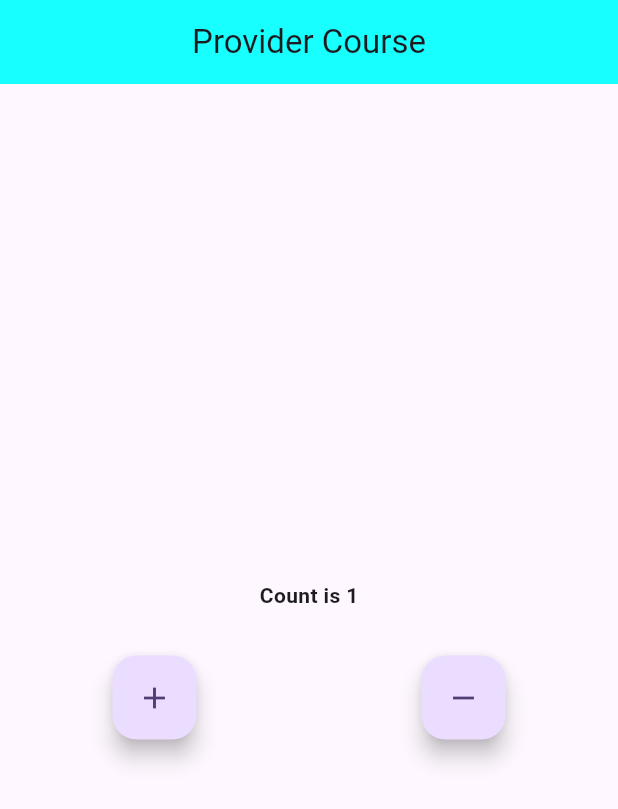
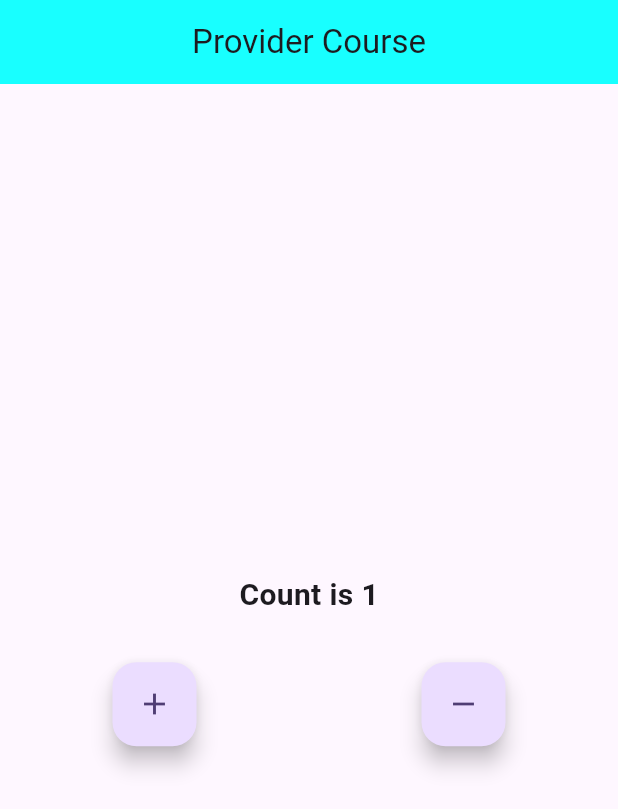
Before and after one commit to robiulsunnyemon/flutter_provider_statemanagement, a Flutter app: the screen it shows after launch, on a phone screen of 412 x 824 dp. Shown: the top 809 px of the screen. Run offline on Flutter 3.47's test engine with Material 3 defaults, Android fonts, the light colour scheme and no system bars.

Commit message:
four commit

```diff
--- a/lib/pages/home_page/home_page.dart
+++ b/lib/pages/home_page/home_page.dart
@@ -21,7 +21,7 @@ class _MyHomePageState extends State<MyHomePage> {
       body: Column(
         mainAxisAlignment: MainAxisAlignment.center,
         children: [
-          Text("Count is ${context.watch<CounterProvider>().count}",style: TextStyle(fontWeight: FontWeight.bold),),
+          Text("Count is ${context.watch<CounterProvider>().count}",style: TextStyle(fontWeight: FontWeight.bold,fontSize: 20),),
           SizedBox(height: 30,),
           Row(
             mainAxisAlignment: MainAxisAlignment.spaceAround,
```
